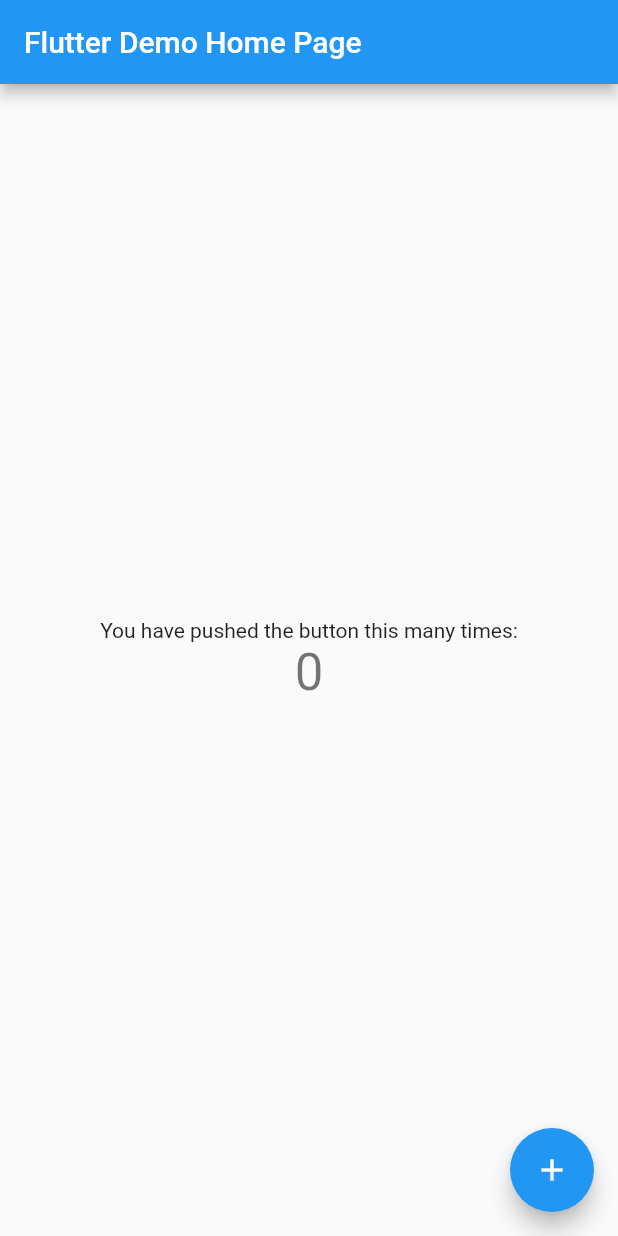
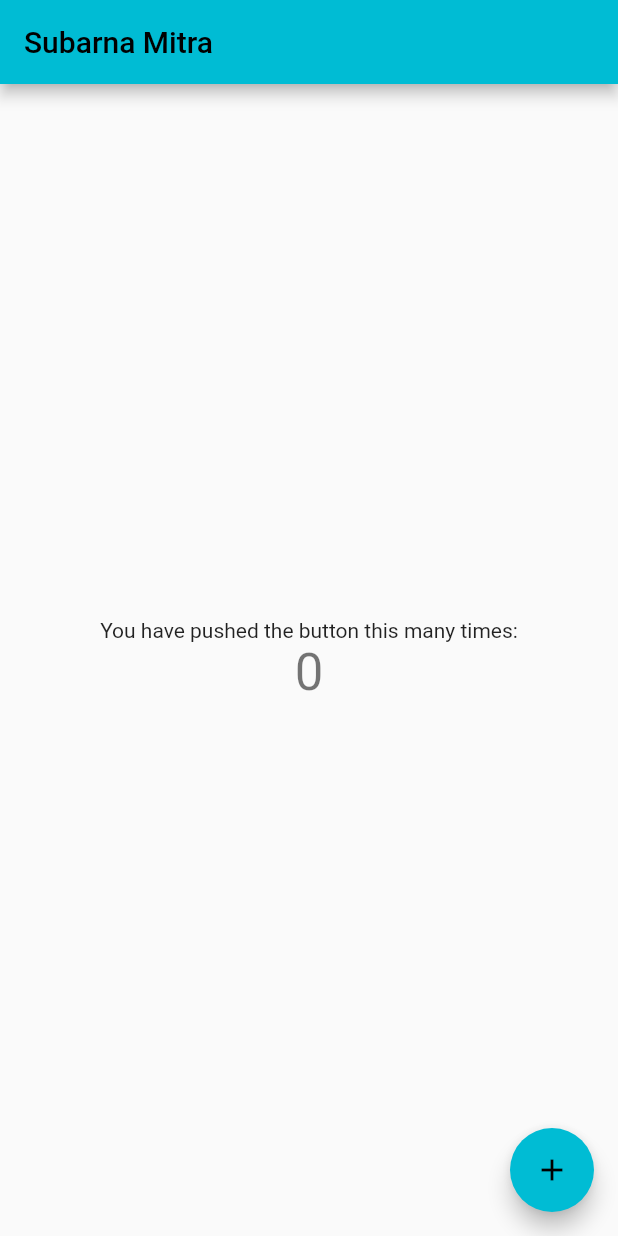
Before and after one commit to SuchiMitra/myapp, a Flutter app: the screen it shows after launch, on a phone screen of 412 x 824 dp. Run offline on Flutter 3.47's test engine with Material 2 defaults, Android fonts, the phone set to English and light mode, and no system bars.

Commit message:
Change Text

```diff
--- a/lib/main.dart
+++ b/lib/main.dart
@@ -22,9 +22,9 @@ class MyApp extends StatelessWidget {
         // or simply save your changes to "hot reload" in a Flutter IDE).
         // Notice that the counter didn't reset back to zero; the application
         // is not restarted.
-        primarySwatch: Colors.blue,
+        primarySwatch: Colors.cyan,
       ),
-      home: const MyHomePage(title: 'Flutter Demo Home Page'),
+      home: const MyHomePage(title: 'Subarna Mitra'),
     );
   }
 }
```
